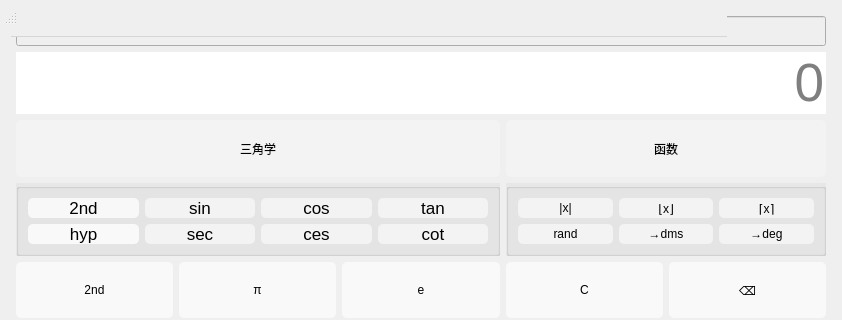
Qt form scientificcalculator.ui (Hongxy-prodigal/Calculator) before a commit; both pictures show x 0 to 842 and y 0 to 320 of the 842 by 705 pixel window.
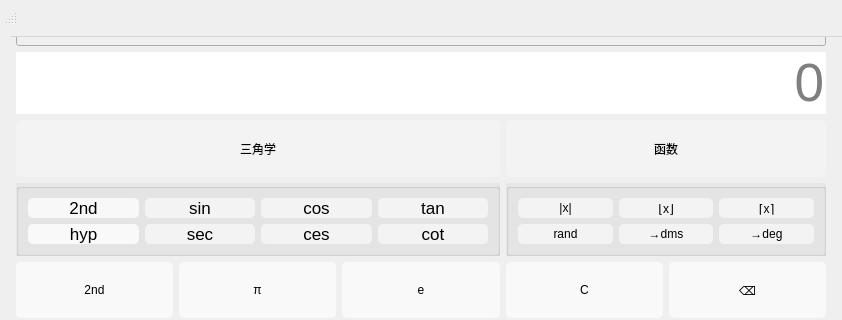
The same form after that commit. Icons and pictures are not drawn.

Commit message: complete the trianglefunction and function ui design

The edit to the form file:
```diff
--- a/scientificcalculator.ui
+++ b/scientificcalculator.ui
@@ -1675,7 +1675,7 @@
     <rect>
      <x>11</x>
      <y>11</y>
-     <width>716</width>
+     <width>842</width>
      <height>26</height>
     </rect>
    </property>
```
Left out of the diff: 30 changed lines with no effect on the pictures. The commit also changes 2 other files.
